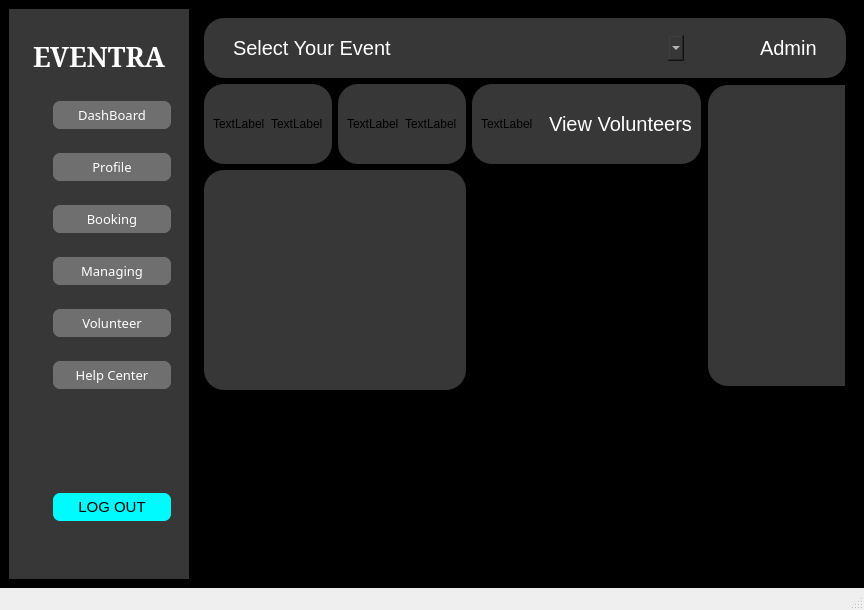
Qt form dashboard.ui (Prabin-63/EMS) before a commit.
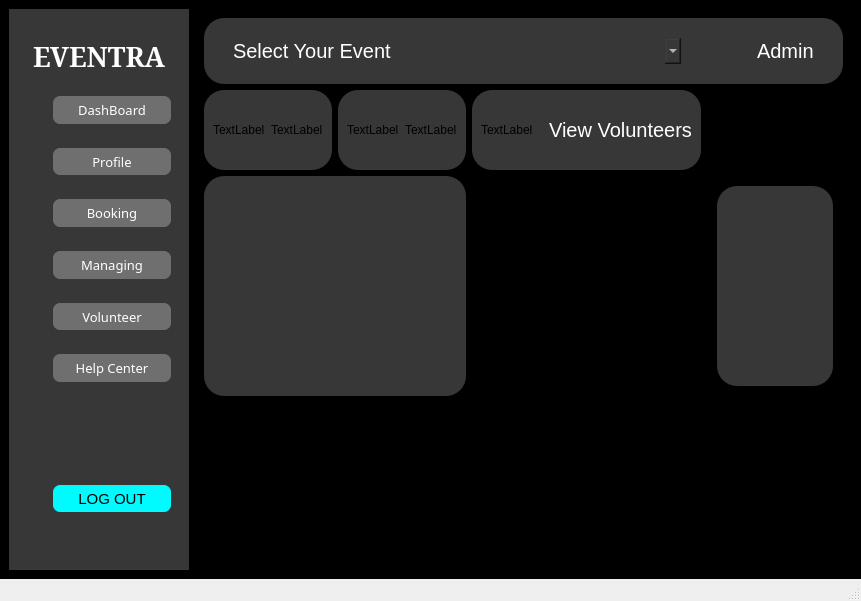
The same form after that commit. Icons and pictures are not drawn.

Diff of the .ui file:
```diff
--- a/dashboard.ui
+++ b/dashboard.ui
@@ -6,8 +6,8 @@
    <rect>
     <x>0</x>
     <y>0</y>
-    <width>864</width>
-    <height>610</height>
+    <width>861</width>
+    <height>601</height>
    </rect>
   </property>
   <property name="windowTitle">
@@ -661,7 +661,7 @@
        <widget class="QWidget" name="RightSideBar" native="true">
         <layout class="QGridLayout" name="gridLayout_2">
          <item row="0" column="0">
-          <layout class="QGridLayout" name="gridLayout">
+          <layout class="QGridLayout" name="gridLayout" columnstretch="0,0,0,1">
            <item row="0" column="0" colspan="4">
             <widget class="QWidget" name="TOP" native="true">
              <property name="sizePolicy">
@@ -774,6 +774,73 @@
              </layout>
             </widget>
            </item>
+           <item row="2" column="0" colspan="2">
+            <widget class="QWidget" name="chartContainer" native="true">
+             <property name="sizePolicy">
+              <sizepolicy hsizetype="Preferred" vsizetype="Fixed">
+               <horstretch>0</horstretch>
+               <verstretch>0</verstretch>
+              </sizepolicy>
+             </property>
+             <property name="minimumSize">
+              <size>
+               <width>0</width>
+               <height>220</height>
+              </size>
+             </property>
+             <property name="styleSheet">
+              <string notr="true">background-color:rgb(55,55,55);
+border-radius:20px;</string>
+             </property>
+            </widget>
+           </item>
+           <item row="3" column="3">
+            <widget class="QWidget" name="widget_9" native="true">
+             <property name="styleSheet">
+              <string notr="true"/>
+             </property>
+            </widget>
+           </item>
+           <item row="1" column="1">
+            <widget class="QWidget" name="subeventSummaryWidget" native="true">
+             <property name="sizePolicy">
+              <sizepolicy hsizetype="Preferred" vsizetype="Fixed">
+               <horstretch>0</horstretch>
+               <verstretch>0</verstretch>
+              </sizepolicy>
+             </property>
+             <property name="minimumSize">
+              <size>
+               <width>0</width>
+               <height>80</height>
+              </size>
+             </property>
+             <property name="styleSheet">
+              <string notr="true">background-color:rgb(55,55,55);
+border-radius:20px;</string>
+             </property>
+             <layout class="QHBoxLayout" name="horizontalLayout_22">
+              <item>
+               <layout class="QHBoxLayout" name="horizontalLayout_21">
+                <item>
+                 <widget class="QLabel" name="logoLabel_2">
+                  <property name="text">
+                   <string>TextLabel</string>
+                  </property>
+                 </widget>
+                </item>
+                <item>
+                 <widget class="QLabel" name="totalSubeventsLabel">
+                  <property name="text">
+                   <string>TextLabel</string>
+                  </property>
+                 </widget>
+                </item>
+               </layout>
+              </item>
+             </layout>
+            </widget>
+           </item>
            <item row="1" column="2">
             <widget class="QWidget" name="Viewvolunteers" native="true">
              <property name="sizePolicy">
@@ -829,6 +896,18 @@
              </layout>
             </widget>
            </item>
+           <item row="2" column="2">
+            <widget class="QWidget" name="widget_11" native="true">
+             <property name="styleSheet">
+              <string notr="true"/>
+             </property>
+             <layout class="QVBoxLayout" name="verticalLayout_5">
+              <item>
+               <layout class="QVBoxLayout" name="verticalLayout_4"/>
+              </item>
+             </layout>
+            </widget>
+           </item>
            <item row="1" column="0">
             <widget class="QWidget" name="volunteerSummaryWidget" native="true">
              <property name="sizePolicy">
@@ -869,46 +948,6 @@
              </layout>
             </widget>
            </item>
-           <item row="1" column="1">
-            <widget class="QWidget" name="subeventSummaryWidget" native="true">
-             <property name="sizePolicy">
-              <sizepolicy hsizetype="Preferred" vsizetype="Fixed">
-               <horstretch>0</horstretch>
-               <verstretch>0</verstretch>
-              </sizepolicy>
-             </property>
-             <property name="minimumSize">
-              <size>
-               <width>0</width>
-               <height>80</height>
-              </size>
-             </property>
-             <property name="styleSheet">
-              <string notr="true">background-color:rgb(55,55,55);
-border-radius:20px;</string>
-             </property>
-             <layout class="QHBoxLayout" name="horizontalLayout_22">
-              <item>
-               <layout class="QHBoxLayout" name="horizontalLayout_21">
-                <item>
-                 <widget class="QLabel" name="logoLabel_2">
-                  <property name="text">
-                   <string>TextLabel</string>
-                  </property>
-                 </widget>
-                </item>
-                <item>
-                 <widget class="QLabel" name="totalSubeventsLabel">
-                  <property name="text">
-                   <string>TextLabel</string>
-                  </property>
-                 </widget>
-                </item>
-               </layout>
-              </item>
-             </layout>
-            </widget>
-           </item>
            <item row="3" column="0" colspan="3">
             <widget class="QWidget" name="widget_10" native="true">
              <property name="styleSheet">
@@ -916,55 +955,25 @@
              </property>
              <layout class="QHBoxLayout" name="horizontalLayout_26">
               <item>
-               <layout class="QHBoxLayout" name="horizontalLayout_25">
-                <item>
-                 <widget class="QTableWidget" name="subeventTableWidget">
-                  <property name="columnCount">
-                   <number>0</number>
-                  </property>
-                 </widget>
-                </item>
-               </layout>
+               <layout class="QHBoxLayout" name="horizontalLayout_25"/>
               </item>
              </layout>
             </widget>
            </item>
-           <item row="2" column="0" colspan="2">
-            <widget class="QWidget" name="chartContainer" native="true">
-             <property name="sizePolicy">
-              <sizepolicy hsizetype="Preferred" vsizetype="Fixed">
-               <horstretch>0</horstretch>
-               <verstretch>0</verstretch>
-              </sizepolicy>
-             </property>
-             <property name="minimumSize">
-              <size>
-               <width>0</width>
-               <height>220</height>
-              </size>
-             </property>
-             <property name="styleSheet">
-              <string notr="true">background-color:rgb(55,55,55);
-border-radius:20px;</string>
-             </property>
-            </widget>
-           </item>
-           <item row="3" column="3">
-            <widget class="QWidget" name="widget_9" native="true">
-             <property name="styleSheet">
-              <string notr="true"/>
-             </property>
-            </widget>
-           </item>
-           <item row="2" column="2">
-            <widget class="QWidget" name="widget_11" native="true">
-             <property name="styleSheet">
-              <string notr="true"/>
-             </property>
-            </widget>
-           </item>
-           <item row="1" column="3" rowspan="2">
+           <item row="2" column="3">
             <widget class="QScrollArea" name="scrollArea">
+             <property name="sizePolicy">
+              <sizepolicy hsizetype="Expanding" vsizetype="Fixed">
+               <horstretch>0</horstretch>
+               <verstretch>0</verstretch>
+              </sizepolicy>
+             </property>
+             <property name="minimumSize">
+              <size>
+               <width>0</width>
+               <height>220</height>
+              </size>
+             </property>
              <property name="widgetResizable">
               <bool>true</bool>
              </property>
@@ -973,36 +982,24 @@
                <rect>
                 <x>0</x>
                 <y>0</y>
-                <width>283</width>
-                <height>302</height>
+                <width>280</width>
+                <height>218</height>
                </rect>
               </property>
-              <widget class="QWidget" name="volunteerNamesWidget" native="true">
-               <property name="geometry">
-                <rect>
-                 <x>0</x>
-                 <y>0</y>
-                 <width>361</width>
-                 <height>301</height>
-                </rect>
-               </property>
-               <property name="sizePolicy">
-                <sizepolicy hsizetype="Preferred" vsizetype="Preferred">
-                 <horstretch>0</horstretch>
-                 <verstretch>0</verstretch>
-                </sizepolicy>
-               </property>
-               <property name="minimumSize">
-                <size>
-                 <width>0</width>
-                 <height>0</height>
-                </size>
-               </property>
-               <property name="styleSheet">
-                <string notr="true">background-color: rgb(55, 55, 55);
+              <layout class="QVBoxLayout" name="verticalLayout_6">
+               <item>
+                <layout class="QVBoxLayout" name="verticalLayout_3">
+                 <item>
+                  <widget class="QWidget" name="volunteerNamesWidget" native="true">
+                   <property name="styleSheet">
+                    <string notr="true">background-color:rgb(55,55,55);
 border-radius:20px;</string>
-               </property>
-              </widget>
+                   </property>
+                  </widget>
+                 </item>
+                </layout>
+               </item>
+              </layout>
              </widget>
             </widget>
            </item>
@@ -1020,7 +1017,7 @@
     <rect>
      <x>0</x>
      <y>0</y>
-     <width>864</width>
+     <width>861</width>
      <height>18</height>
     </rect>
    </property>
```
